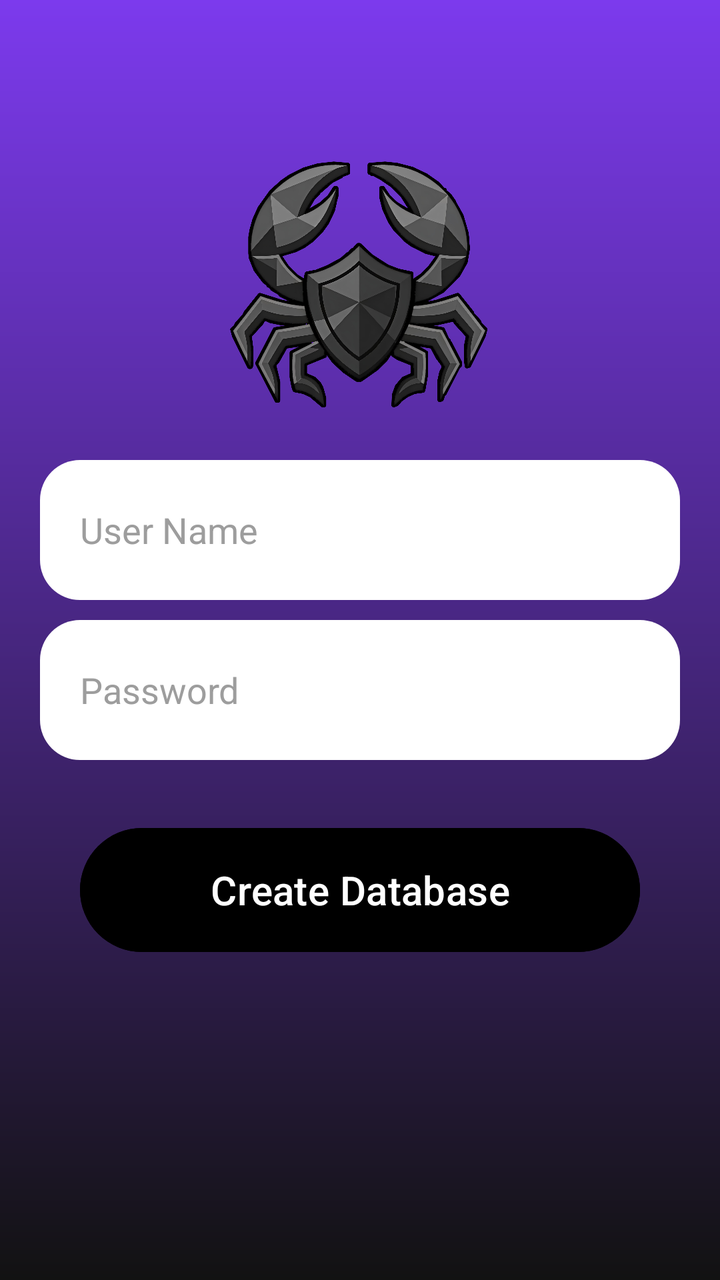
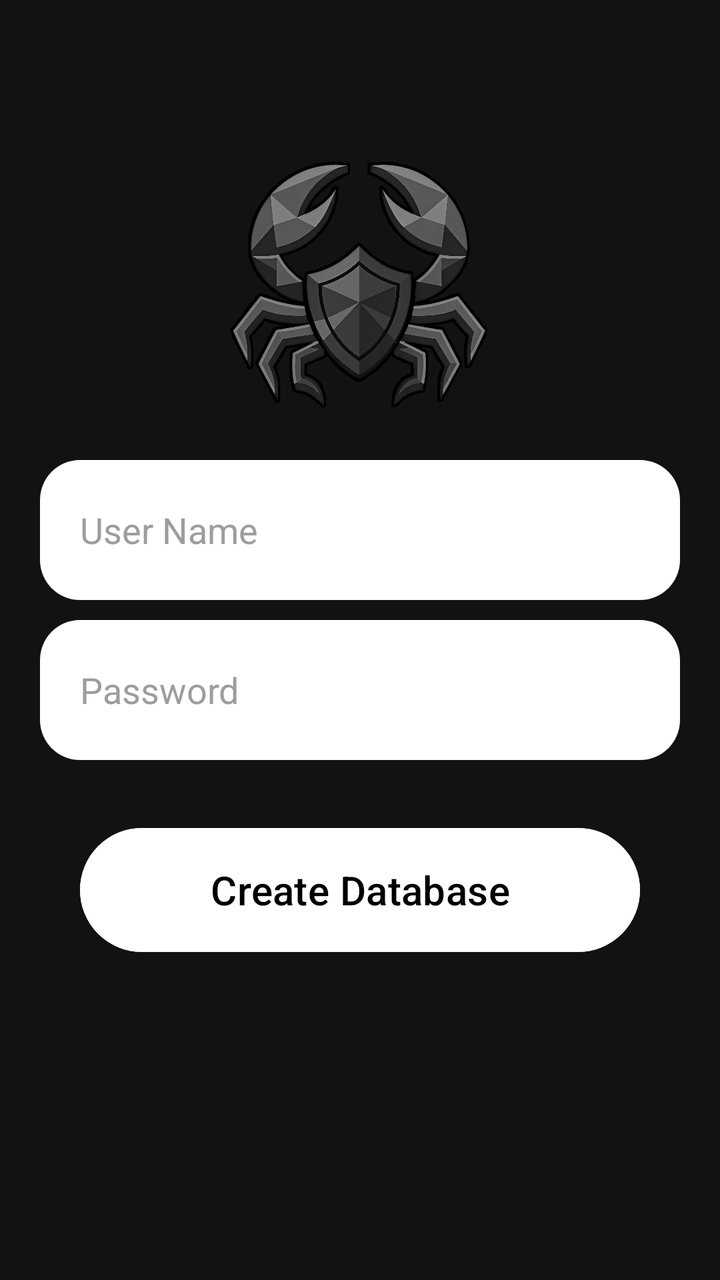

Screens rendered from an Android XML layout before and after an edit, with the pre-edit source and the edit as a unified diff.
<!-- AndroidManifest.xml: application theme Theme.WhiteVault -->
<!-- res/layout/activity_user.xml -->
<?xml version="1.0" encoding="utf-8"?>
<RelativeLayout xmlns:android="http://schemas.android.com/apk/res/android"
    xmlns:app="http://schemas.android.com/apk/res-auto"
    xmlns:tools="http://schemas.android.com/tools"
    android:id="@+id/main"
    android:layout_width="match_parent"
    android:layout_height="match_parent"
    tools:context=".UserActivity"
    android:background="@drawable/user_background">

    <LinearLayout
        android:layout_width="match_parent"
        android:layout_height="wrap_content"
        android:layout_marginTop="60dp"
        android:orientation="vertical"
        android:padding="10dp">

        <RelativeLayout
            android:layout_width="match_parent"
            android:layout_height="wrap_content">

            <ImageView
                android:layout_width="150dp"
                android:layout_height="150dp"
                android:src="@drawable/logo"
                android:layout_centerHorizontal="true"/>

        </RelativeLayout>

        <EditText
            android:id="@+id/user_name"
            android:layout_width="match_parent"
            android:layout_height="70dp"
            android:layout_marginTop="10dp"
            android:layout_marginStart="10dp"
            android:layout_marginEnd="10dp"
            android:hint="User Name"
            android:textColorHint="#9D9D9D"
            android:textColor="@color/black"
            android:background="@drawable/user_edit_text_background"
            android:padding="20dp"/>

        <EditText
            android:id="@+id/user_password"
            android:layout_width="match_parent"
            android:layout_height="70dp"
            android:layout_marginTop="10dp"
            android:layout_marginStart="10dp"
            android:layout_marginEnd="10dp"
            android:hint="Password"
            android:textColorHint="#9D9D9D"
            android:textColor="@color/black"
            android:background="@drawable/user_edit_text_background"
            android:padding="20dp"/>
        
        <Button
            android:id="@+id/button_create_database"
            android:layout_width="match_parent"
            android:layout_height="70dp"
            android:layout_marginTop="30dp"
            android:layout_marginStart="30dp"
            android:layout_marginEnd="30dp"
            android:text="Create Database"
            android:textSize="20sp"
            android:textColor="@color/white"
            android:backgroundTint="@color/black"/>

    </LinearLayout>

</RelativeLayout>
<!-- resources referenced by this layout -->
<resources>
  <color name="black">#FF000000</color>
  <color name="white">#FFFFFFFF</color>
  <!-- drawable logo: png bitmap (drawable, 621487 bytes) -->
  <!-- drawable user_background (drawable) -->
  <?xml version="1.0" encoding="utf-8"?>
  <shape xmlns:android="http://schemas.android.com/apk/res/android">
      <gradient
          android:startColor="@color/primary"
          android:endColor="@color/background"
          android:angle="270"/>
  
  </shape>
  <!-- drawable user_edit_text_background (drawable) -->
  <?xml version="1.0" encoding="utf-8"?>
  <shape xmlns:android="http://schemas.android.com/apk/res/android">
      <solid android:color="@color/white"/>
      <corners android:radius="20dp"/>
  
  </shape>
  <style name="Theme.WhiteVault" parent="Base.Theme.WhiteVault" />
  <color name="primary">#7C3AED</color>
  <color name="background">#121212</color>
  <style name="Base.Theme.WhiteVault" parent="Theme.Material3.DayNight.NoActionBar">
          
          
      </style>
</resources>

<!-- the commit's change to res/layout/activity_user.xml (unified diff, before → after) -->
@@ -6,7 +6,7 @@
     android:layout_width="match_parent"
     android:layout_height="match_parent"
     tools:context=".UserActivity"
-    android:background="@drawable/user_background">
+    android:background="@color/background">
 
     <LinearLayout
         android:layout_width="match_parent"
@@ -53,17 +53,32 @@
             android:background="@drawable/user_edit_text_background"
             android:padding="20dp"/>
         
-        <Button
-            android:id="@+id/button_create_database"
+        <FrameLayout
             android:layout_width="match_parent"
-            android:layout_height="70dp"
-            android:layout_marginTop="30dp"
-            android:layout_marginStart="30dp"
-            android:layout_marginEnd="30dp"
-            android:text="Create Database"
-            android:textSize="20sp"
-            android:textColor="@color/white"
-            android:backgroundTint="@color/black"/>
+            android:layout_height="wrap_content"
+            android:layout_marginTop="30dp">
+
+            <Button
+                android:id="@+id/button_create_database"
+                android:layout_width="match_parent"
+                android:layout_height="70dp"
+                android:layout_marginStart="30dp"
+                android:layout_marginEnd="30dp"
+                android:text="Create Database"
+                android:textSize="20sp"
+                android:textColor="@color/black"
+                android:backgroundTint="@color/white"
+                android:layout_gravity="center"/>
+
+            <ProgressBar
+                android:id="@+id/progress_bar"
+                android:layout_width="50dp"
+                android:layout_height="50dp"
+                android:layout_gravity="center"
+                android:indeterminateTint="@color/white"
+                android:visibility="invisible"/>
+
+        </FrameLayout>
 
     </LinearLayout>
 
<!-- resource entries referenced after the edit -->
@@ -3,15 +3,6 @@
   <color name="black">#FF000000</color>
   <color name="white">#FFFFFFFF</color>
   <!-- drawable logo: png bitmap (drawable, 621487 bytes) -->
-  <!-- drawable user_background (drawable) -->
-  <?xml version="1.0" encoding="utf-8"?>
-  <shape xmlns:android="http://schemas.android.com/apk/res/android">
-      <gradient
-          android:startColor="@color/primary"
-          android:endColor="@color/background"
-          android:angle="270"/>
-  
-  </shape>
   <!-- drawable user_edit_text_background (drawable) -->
   <?xml version="1.0" encoding="utf-8"?>
   <shape xmlns:android="http://schemas.android.com/apk/res/android">
@@ -20,7 +11,6 @@
   
   </shape>
   <style name="Theme.WhiteVault" parent="Base.Theme.WhiteVault" />
-  <color name="primary">#7C3AED</color>
   <color name="background">#121212</color>
   <style name="Base.Theme.WhiteVault" parent="Theme.Material3.DayNight.NoActionBar">
           
